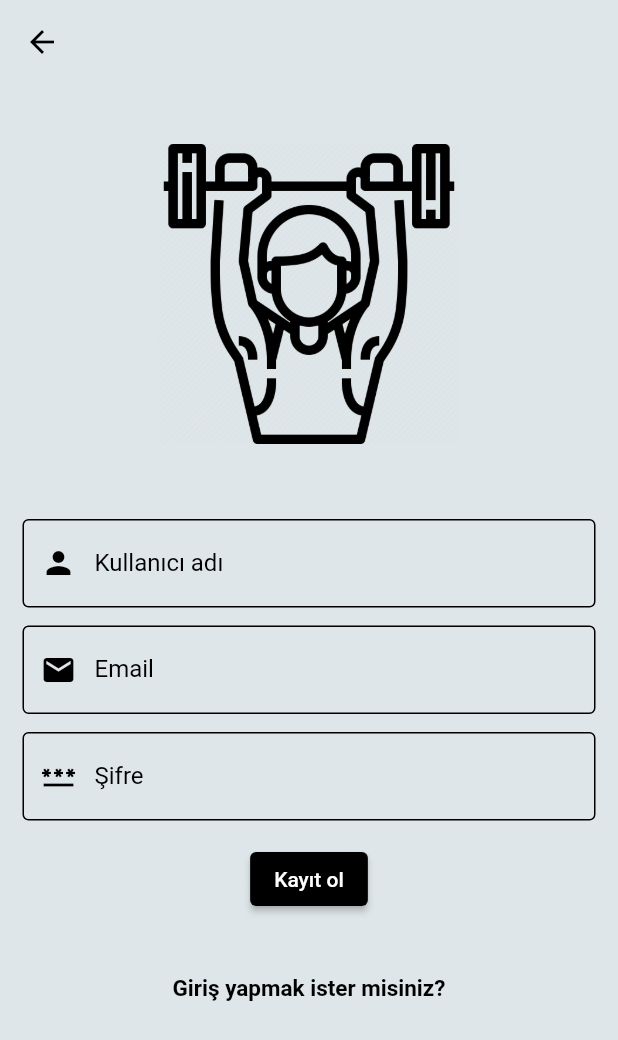
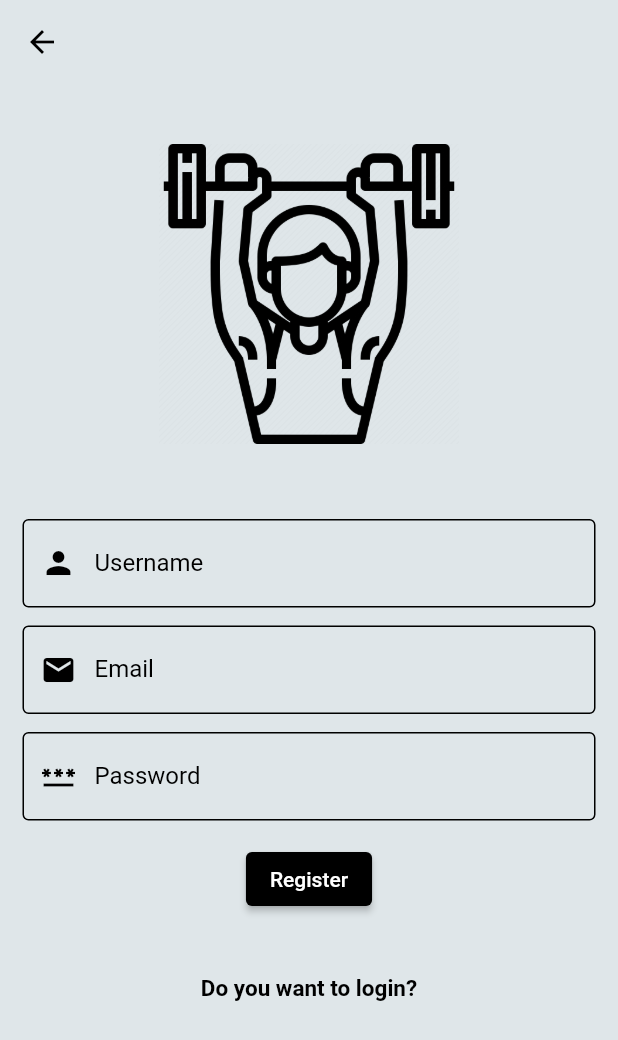
Before and after one commit to nailavann/fitnessapp-flutter, a Flutter app: the RegisterPage screen opened directly, on a phone screen of 412 x 824 dp. Shown: the top 1040 px of the screen. Run offline on Flutter 3.47's test engine with Material 2 defaults, Android fonts, the phone set to English and light mode, and no system bars; our stand-ins replace carousel_slider, cloud_firestore, easy_localization, firebase_auth, firebase_core, firebase_storage and 2 more; accounts and stored records are empty.

Commit message:
multi language added

```diff
--- /dev/null
+++ b/assets/translations/en-US.json
@@ -0,0 +1,20 @@
+{
+    "hello" : "Hello",
+    "exercises" : "Exercises",
+    "gallery" : "Gallery",
+    "members" : "Members",
+    "settings" : "Settings",
+    "logout" : "Log Out",
+    "add" : "Add",
+    "add_photo" : "Add Photo",
+    "yes" : "Yes",
+    "no" : "No",
+    "are_you_sure" : "Are you sure?",
+    "login" : "Login",
+    "register" : "Register",
+    "username" : "Username",
+    "email" : "Email",
+    "password" : "Password",
+    "want_login" : "Do you want to login?",
+     "not_registered" : "Not registered yet?"
+}
--- /dev/null
+++ b/assets/translations/tr-TR.json
@@ -0,0 +1,24 @@
+{
+    "hello" : "Merhaba",
+    "exercises" : "Egzersizler",
+    "gallery" : "Galeri",
+    "members" : "Üyeler",
+    "settings" : "Ayarlar",
+    "logout" : "Çıkış Yap",
+    "add" : "Ekle",
+    "add_photo" : "Fotoğraf Ekle",
+    "yes" : "Evet",
+    "no" : "Hayır",
+    "are_you_sure" : "Emin misin?",
+    "login" : "Giriş",
+    "register" : "Kayıt",
+    "username" : "Kullanıcı adı",
+    "email" : "Email",
+    "password" : "Şifre",
+    "want_login" : "Giriş yapmak ister misiniz?",
+    "not_registered" : "Henüz kayıt olmadınız mı?"
+
+
+
+
+}
--- a/lib/commons/gridview.dart
+++ b/lib/commons/gridview.dart
@@ -1,3 +1,4 @@
+import 'package:easy_localization/easy_localization.dart';
 import 'package:flutter/material.dart';
 
 import '../screens/exercise/exercise.dart';
@@ -13,7 +14,7 @@ class GridList extends StatefulWidget {
 }
 
 class _GridListState extends State<GridList> {
-  final List listPage = ["Egzersizler", "Üyeler", "Galeri", "Ayarlar"];
+  final List listPage = ["exercises", "members", "gallery", "settings"];
   final List routingPage = [
     const Exercise(),
     const PersonsPage(),
@@ -55,7 +56,7 @@ class _GridListState extends State<GridList> {
                     color: Colors.white,
                     fontSize: 16.0,
                   ),
-                ),
+                ).tr(),
               ),
             ));
       },
--- a/lib/screens/gallery/gallerypage.dart
+++ b/lib/screens/gallery/gallerypage.dart
@@ -1,6 +1,7 @@
 import 'dart:ui';
 
 import 'package:cloud_firestore/cloud_firestore.dart';
+import 'package:easy_localization/easy_localization.dart';
 
 import 'package:flutter/material.dart';
 
@@ -21,7 +22,7 @@ class _GalleryPageState extends State<GalleryPage> {
     return Scaffold(
       backgroundColor: Colors.grey,
       appBar: AppBar(
-        title: const Text("Galeri"),
+        title: const Text("gallery").tr(),
         centerTitle: true,
         elevation: 0,
         backgroundColor: Colors.transparent,
--- a/lib/screens/homepage.dart
+++ b/lib/screens/homepage.dart
@@ -1,6 +1,7 @@
 import 'dart:ui';
 
 import 'package:cloud_firestore/cloud_firestore.dart';
+import 'package:easy_localization/easy_localization.dart';
 import 'package:firebase_auth/firebase_auth.dart';
 import 'package:flutter/material.dart';
 
@@ -57,12 +58,12 @@ class _HomePageState extends State<HomePage> {
                 mainAxisAlignment: MainAxisAlignment.spaceBetween,
                 children: [
                   const Text(
-                    "Merhaba",
+                    "hello",
                     style: TextStyle(
                         color: Colors.white,
                         fontSize: 42,
                         fontWeight: FontWeight.bold),
-                  ),
+                  ).tr(),
                   const SizedBox(
                     height: 10,
                   ),
--- a/lib/screens/registerpage.dart
+++ b/lib/screens/registerpage.dart
@@ -1,3 +1,4 @@
+import 'package:easy_localization/easy_localization.dart';
 import 'package:fitnessapp_flutter/screens/startpage.dart';
 import 'package:flutter/material.dart';
 
@@ -79,16 +80,16 @@ class _RegisterPageState extends State<RegisterPage> {
                         }
                       },
                       controller: _usernameController,
-                      decoration: const InputDecoration(
-                          prefixIcon: Icon(
+                      decoration: InputDecoration(
+                          prefixIcon: const Icon(
                             Icons.person,
                             color: Colors.black,
                           ),
-                          enabledBorder: OutlineInputBorder(),
-                          focusedBorder: OutlineInputBorder(),
-                          errorBorder: OutlineInputBorder(),
-                          labelText: "Kullanıcı adı",
-                          labelStyle: TextStyle(color: Colors.black)),
+                          enabledBorder: const OutlineInputBorder(),
+                          focusedBorder: const OutlineInputBorder(),
+                          errorBorder: const OutlineInputBorder(),
+                          labelText: "username".tr(),
+                          labelStyle: const TextStyle(color: Colors.black)),
                     ),
                   ),
                   Padding(
@@ -103,16 +104,16 @@ class _RegisterPageState extends State<RegisterPage> {
                         }
                       },
                       controller: _emailController,
-                      decoration: const InputDecoration(
-                          prefixIcon: Icon(
+                      decoration: InputDecoration(
+                          prefixIcon: const Icon(
                             Icons.email,
                             color: Colors.black,
                           ),
-                          enabledBorder: OutlineInputBorder(),
-                          focusedBorder: OutlineInputBorder(),
-                          errorBorder: OutlineInputBorder(),
-                          labelText: "Email",
-                          labelStyle: TextStyle(color: Colors.black)),
+                          enabledBorder: const OutlineInputBorder(),
+                          focusedBorder: const OutlineInputBorder(),
+                          errorBorder: const OutlineInputBorder(),
+                          labelText: "email".tr(),
+                          labelStyle: const TextStyle(color: Colors.black)),
                     ),
                   ),
                   Padding(
@@ -129,16 +130,16 @@ class _RegisterPageState extends State<RegisterPage> {
                       },
                       obscureText: true,
                       controller: _passwordController,
-                      decoration: const InputDecoration(
-                          prefixIcon: Icon(
+                      decoration: InputDecoration(
+                          prefixIcon: const Icon(
                             Icons.password,
                             color: Colors.black,
                           ),
-                          enabledBorder: OutlineInputBorder(),
-                          focusedBorder: OutlineInputBorder(),
-                          errorBorder: OutlineInputBorder(),
-                          labelText: "Şifre",
-                          labelStyle: TextStyle(color: Colors.black)),
+                          enabledBorder: const OutlineInputBorder(),
+                          focusedBorder: const OutlineInputBorder(),
+                          errorBorder: const OutlineInputBorder(),
+                          labelText: "password".tr(),
+                          labelStyle: const TextStyle(color: Colors.black)),
                     ),
                   ),
                   const SizedBox(
@@ -162,7 +163,7 @@ class _RegisterPageState extends State<RegisterPage> {
                                       (route) => false));
                         }
                       },
-                      child: const Text("Kayıt ol")),
+                      child: const Text("register").tr()),
                   const SizedBox(
                     height: 40,
                   ),
@@ -175,12 +176,12 @@ class _RegisterPageState extends State<RegisterPage> {
                           ));
                     },
                     child: const Text(
-                      "Giriş yapmak ister misiniz?",
+                      "want_login",
                       style: TextStyle(
                           color: Colors.black,
                           fontSize: 15,
                           fontWeight: FontWeight.bold),
-                    ),
+                    ).tr(),
                   )
                 ],
               ),
--- a/lib/screens/settingspage.dart
+++ b/lib/screens/settingspage.dart
@@ -1,5 +1,6 @@
 import 'dart:ui';
 
+import 'package:easy_localization/easy_localization.dart';
 import 'package:flutter/material.dart';
 
 import '../services/auth.dart';
@@ -17,18 +18,18 @@ class _SettingsPageState extends State<SettingsPage> {
       context: context,
       builder: (context) {
         return AlertDialog(
-          content: const Text("Emin misiniz?"),
+          content: const Text("are_you_sure").tr(),
           actions: [
             TextButton(
                 onPressed: () {
                   Navigator.pop(context);
                 },
-                child: const Text("Hayır")),
+                child: const Text("no").tr()),
             TextButton(
                 onPressed: () {
                   AuthService.signOut(context);
                 },
-                child: const Text("Evet"))
+                child: const Text("yes").tr())
           ],
         );
       },
@@ -62,7 +63,7 @@ class _SettingsPageState extends State<SettingsPage> {
                   onPressed: () {
                     dialog();
                   },
-                  child: const Text("Çıkış Yap!")),
+                  child: const Text("logout").tr()),
             )
           ],
         ),
--- a/pubspec.yaml
+++ b/pubspec.yaml
@@ -41,6 +41,7 @@ dependencies:
   firebase_storage: ^10.2.4
   image_picker: ^0.8.4+4
   fluttertoast: ^8.0.8
+  easy_localization: ^3.0.0
 
 dev_dependencies:
   flutter_test:
@@ -68,6 +69,7 @@ flutter:
   assets:
     - assets/data/veriler.json
     - assets/img/
+    - assets/translations/
 
   # An image asset can refer to one or more resolution-specific "variants", see
   # https://flutter.dev/assets-and-images/#resolution-aware.
```
Also changed, not shown: lib/main.dart (+13 -1 lines), lib/screens/gallery/addphotopage.dart (+5 -4 lines), lib/screens/loginpage.dart (+19 -18 lines), pubspec.lock, 2 other files.
